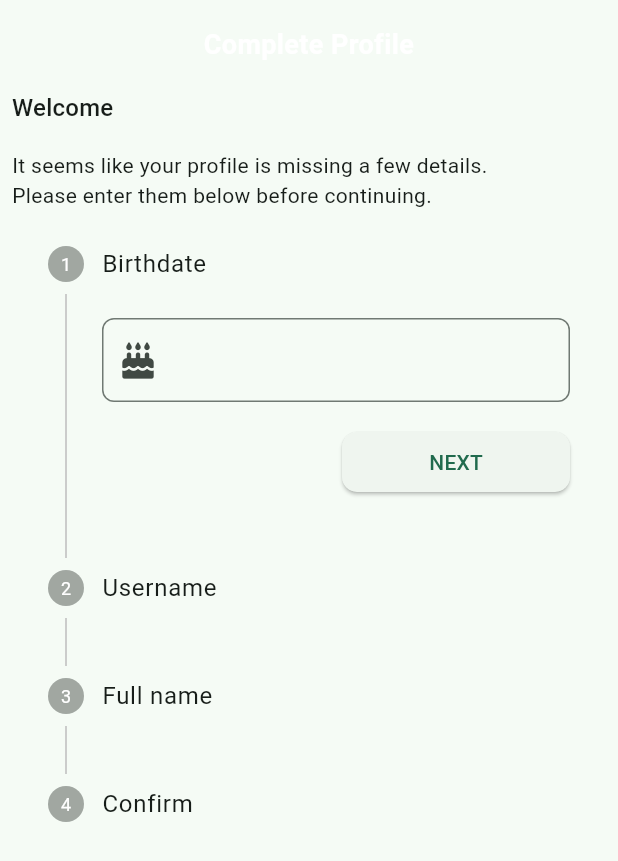
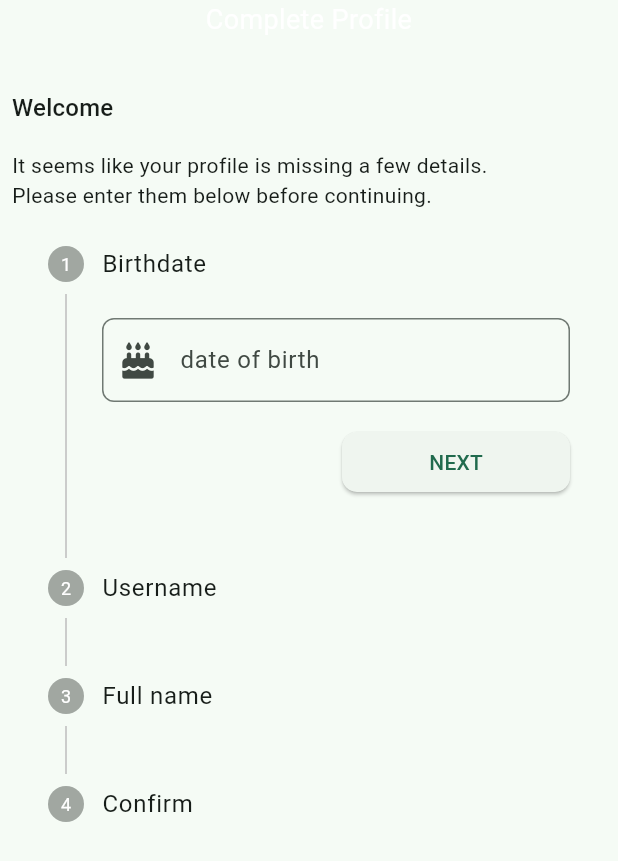
Before and after one commit to hitspot-company/hitspot, a Flutter app: the ProfileCompletionPage screen opened directly, after a tap on "NEXT", after a tap on "BACK", on a phone screen of 412 x 824 dp. Shown: the top 861 px of the screen. Run offline on Flutter 3.47's test engine with Material 3 defaults, Android fonts, the phone set to English and light mode, and no system bars; drawn by our look-alikes of auto_size_text; our stand-ins replace bloc, cloud_firestore, equatable, firebase_auth, firebase_core, flutter_bloc and 8 more; missing offline and left inert: flow_builder, flutter_config; accounts and stored records are empty; statements that could not run were skipped.

Commit message:
Change profile_completion_form to use Birthdate form input type

```diff
--- a/hitspot/lib/profile_incomplete/cubit/hs_profile_completion_cubit.dart
+++ b/hitspot/lib/profile_incomplete/cubit/hs_profile_completion_cubit.dart
@@ -13,74 +13,104 @@
   HSProfileCompletionCubit(this._hsDatabaseRepository)
       : super(const HSProfileCompletionState());
 
-  void onStepContinue() {
-    // The confirmation step
-    if (state.step != 3) {
-      emit(state.copyWith(step: state.step + 1, error: ""));
-    } else {
-      print("Confirm");
+  void onStepContinue() async {
+    try {
+      switch (state.step) {
+        case 0:
+          if (isBirthdateValid()) {
+            emit(
+                state.copyWith(step: state.step + 1, birthday: state.birthday));
+          }
+          break;
+        case 1:
+          if (await isUsernameValid()) {
+            emit(
+                state.copyWith(step: state.step + 1, username: state.username));
+          }
+          break;
+        case 2:
+          if (isFullnameValid()) {
+            emit(
+                state.copyWith(step: state.step + 1, fullname: state.fullname));
+          } else {
+            emitError("The full name is invalid");
+          }
+          break;
+        case 3:
+        default:
+          HSDebugLogger.logInfo("Default onStepContinue");
+      }
+    } catch (e) {
+      HSDebugLogger.logError(e.toString());
+      emitError(e.toString());
     }
   }
 
+  void emitError(String error) {
+    emit(state.copyWith(error: error));
+    emit(state.copyWith(error: ""));
+  }
+
+  bool isBirthdateValid() {
+    final DateTime now = DateTime.now();
+    final DateTime minimalAge = DateTime(now.year - 18, now.month, now.day);
+    // if (state.birthday.isEmpty) {
+    //   throw "Birthday cannot be empty";
+    // } else if (state.birthday.stringToDateTime().isAfter(minimalAge)) {
+    //   throw "You have to be at least 18 years old to use Hitspot";
+    // }
+    return true;
+  }
+
+  Future<bool> isUsernameValid() async {
+    final String username = state.username.value;
+    if (username.isEmpty) throw "Username cannot be empty";
+    if (state.username.displayError != null) throw "Invalid username.";
+    if (!(await _hsDatabaseRepository.isUsernameAvailable(username))) {
+      emit(state.copyWith(usernameAvailable: false));
+      throw "The username is unavailable. Try another one.";
+    }
+    return true;
+  }
+
+  bool isFullnameValid() {
+    return (state.fullname.isValid);
+  }
+
   void onStepCancel() {
-    // The first step
     if (state.step != 0) {
       emit(state.copyWith(step: state.step - 1, error: ""));
     } else {
-      print("Zero reached");
+      HSDebugLogger.logInfo("Zero reached");
     }
   }
 
   void updateStep(int newStep) => emit(state.copyWith(step: newStep));
 
   void updateUsername(String newUsername) async => emit(state.copyWith(
-      username: Username.dirty(newUsername),
-      usernameAvailable: await updateUsernameAvailable(newUsername)));
+      username: Username.dirty(newUsername), usernameAvailable: true));
 
   void updateFullname(String newFullname) =>
       emit(state.copyWith(fullname: Fullname.dirty(newFullname)));
 
-  void updateBirthday(String newBirthday) =>
+  void updateBirthday(Birthdate newBirthday) =>
       emit(state.copyWith(birthday: newBirthday));
 
-  Future<bool> updateUsernameAvailable(String newUsername) async =>
-      await _hsDatabaseRepository.isUsernameAvailable(newUsername);
-
   Future<void> completeUserProfile(HSUser currentUser) async {
-    try {
-      if (!fieldsValid()) return;
-      final HSUser updatedUser = currentUser.copyWith(
-        birthday: state.birthday.dateTimeStringToTimestamp(),
-        username: state.username.value,
-        fullName: state.fullname.value,
-        isProfileCompleted: true,
-      );
-      await _hsDatabaseRepository.completeUserProfile(updatedUser);
-      emit(state.copyWith(pageComplete: true));
-    } catch (_) {
-      HSDebugLogger.logError(_.toString());
-    }
-  }
-
-  bool fieldsValid() {
-    try {
-      final DateTime now = DateTime.now();
-      final DateTime minimalAge = DateTime(now.year - 18, now.month, now.day);
-      if (state.birthday.stringToDateTime().isBefore(minimalAge)) {
-        throw "You have to be at least 18 to use Hitspot";
-      }
-      if (!state.usernameAvailable) {
-        throw "The username is not available";
-      }
-      if (state.fullname.displayError != null) {
-        throw "The name is invalid";
-      }
-      return (true);
-    } catch (_) {
-      emit(state.copyWith(error: _.toString()));
-      emit(state.copyWith(error: ""));
-      HSDebugLogger.logError(_.toString());
-    }
-    return (false);
+    emit(state.copyWith(loading: true));
+    await Future.delayed(const Duration(seconds: 3));
+    // try {
+    //   final HSUser updatedUser = currentUser.copyWith(
+    //     birthday: state.birthday.dateTimeStringToTimestamp(),
+    //     username: state.username.value,
+    //     fullName: state.fullname.value,
+    //     isProfileCompleted: true,
+    //   );
+    //   await _hsDatabaseRepository.completeUserProfile(updatedUser);
+    //   emit(state.copyWith(pageComplete: true));
+    // } catch (_) {
+    //   HSDebugLogger.logError(_.toString());
+    // }
+    emit(state.copyWith(loading: false));
   }
 }
--- a/hitspot/lib/profile_incomplete/cubit/hs_profile_completion_state.dart
+++ b/hitspot/lib/profile_incomplete/cubit/hs_profile_completion_state.dart
@@ -6,18 +6,20 @@
     this.username = const Username.pure(),
     this.fullname = const Fullname.pure(),
     this.usernameAvailable = false,
-    this.birthday = "",
+    this.birthday = const Birthdate.pure(),
     this.pageComplete = false,
     this.error = "",
+    this.loading = false,
   });
 
   final int step;
   final Username username;
   final Fullname fullname;
   final bool usernameAvailable;
-  final String birthday;
+  final Birthdate birthday;
   final bool pageComplete;
   final String error;
+  final bool loading;
 
   @override
   List<Object?> get props => [
@@ -28,6 +30,7 @@
         usernameAvailable,
         pageComplete,
         error,
+        loading,
       ];
 
   HSProfileCompletionState copyWith({
@@ -35,9 +38,10 @@
     Username? username,
     Fullname? fullname,
     bool? usernameAvailable,
-    String? birthday,
+    Birthdate? birthday,
     bool? pageComplete,
     String? error,
+    bool? loading,
   }) {
     return HSProfileCompletionState(
       step: step ?? this.step,
@@ -47,6 +51,7 @@
       birthday: birthday ?? this.birthday,
       pageComplete: pageComplete ?? this.pageComplete,
       error: error ?? this.error,
+      loading: loading ?? this.loading,
     );
   }
 }
--- a/hitspot/lib/profile_incomplete/view/profile_completion_form.dart
+++ b/hitspot/lib/profile_incomplete/view/profile_completion_form.dart
@@ -7,16 +7,18 @@
 import 'package:hitspot/constants/hs_theme.dart';
 import 'package:hitspot/profile_incomplete/cubit/hs_profile_completion_cubit.dart';
 import 'package:hitspot/widgets/hs_button.dart';
+import 'package:hitspot/widgets/hs_loading_indicator.dart';
 import 'package:hitspot/widgets/hs_textfield.dart';
 import 'package:hs_form_inputs/hs_form_inputs.dart';
 import 'package:hs_toasts/hs_toasts.dart';
+import 'package:loading_animation_widget/loading_animation_widget.dart';
 
 class ProfileCompletionForm extends StatelessWidget {
   const ProfileCompletionForm({super.key});
 
   @override
   Widget build(BuildContext context) {
-    return BlocListener<HSProfileCompletionCubit, HSProfileCompletionState>(
+    return BlocConsumer<HSProfileCompletionCubit, HSProfileCompletionState>(
       listener: (context, state) {
         if (state.error.isNotEmpty) {
           HSToasts.snack(
@@ -33,12 +35,10 @@
               .add(HSAppUserChanged(currentUser));
         }
       },
-      child:
-          BlocSelector<HSProfileCompletionCubit, HSProfileCompletionState, int>(
-        selector: (state) => state.step,
-        builder: (context, currentStep) {
-          final profileCompletionCubit =
-              context.read<HSProfileCompletionCubit>();
+      buildWhen: (previous, current) => previous.step != current.step,
+      builder: (context, state) {
+        final int currentStep = state.step;
+        final profileCompletionCubit = context.read<HSProfileCompletionCubit>();
         return Stepper(
           currentStep: currentStep,
           onStepTapped: profileCompletionCubit.updateStep,
@@ -77,34 +77,12 @@
             ),
             Step(
               title: const Text("Confirm"),
-                  content: Align(
-                    alignment: Alignment.topLeft,
-                    child: Column(
-                      crossAxisAlignment: CrossAxisAlignment.start,
-                      children: [
-                        Text(
-                          "Your details",
-                          style:
-                              HSTheme.instance.textTheme(context).titleMedium,
+              content: _ConfirmationDetails(
+                  profileCompletionCubit: profileCompletionCubit),
             ),
-                        const Gap(16.0),
-                        Text(
-                          profileCompletionCubit.state.birthday
-                              .dateTimeToReadableString(),
-                        ),
-                        const Gap(16.0),
-                        Text(
-                          profileCompletionCubit.state.username.value,
-                        ),
-                        const Gap(16.0),
-                        Text(profileCompletionCubit.state.fullname.value),
-                      ],
-                    ),
-                  )),
           ],
         );
       },
-      ),
     );
   }
 
@@ -135,6 +113,61 @@
           ),
         ],
       ),
+    );
+  }
+
+  // VoidCallback? getNextCallback(BuildContext context, ControlsDetails details) {
+  //   switch (details.currentStep) {
+  //     case 0:
+  //       return details.onStepContinue;
+  //     case 3:
+  //       return
+  //   }
+  // }
+}
+
+class _ConfirmationDetails extends StatelessWidget {
+  const _ConfirmationDetails({
+    super.key,
+    required this.profileCompletionCubit,
+  });
+
+  final HSProfileCompletionCubit profileCompletionCubit;
+
+  @override
+  Widget build(BuildContext context) {
+    return BlocSelector<HSProfileCompletionCubit, HSProfileCompletionState,
+        bool>(
+      selector: (state) => state.loading,
+      builder: (context, loading) {
+        if (loading) {
+          return LoadingAnimationWidget.waveDots(
+              color: HSTheme.instance.mainColor, size: 64.0);
+        }
+        return Align(
+          alignment: Alignment.topLeft,
+          child: Column(
+            crossAxisAlignment: CrossAxisAlignment.start,
+            children: [
+              Text(
+                "Your details",
+                style: HSTheme.instance.textTheme(context).titleMedium,
+              ),
+              const Gap(16.0),
+              Text(
+                profileCompletionCubit.state.birthday.value,
+                // .dateTimeToReadableString(),
+              ),
+              const Gap(16.0),
+              Text(
+                profileCompletionCubit.state.username.value,
+              ),
+              const Gap(16.0),
+              Text(profileCompletionCubit.state.fullname.value),
+            ],
+          ),
+        );
+      },
     );
   }
 }
@@ -205,19 +238,19 @@
           DateTime now = DateTime.now();
           DateTime? pickedDate = await showDatePicker(
               context: context,
+              currentDate: DateTime(now.year - 18, now.month, now.day),
               firstDate: DateTime(now.year - 100, now.month, now.day),
               lastDate: DateTime(now.year - 18, now.month, now.day));
           if (pickedDate != null) {
-            profileCompletionCubit.updateBirthday(pickedDate.toString());
+            // profileCompletionCubit.updateBirthday(pickedDate.toString());
           }
         },
-        hintText: state.birthday.dateTimeToReadableString(),
+        hintText: "date of birth", // state.birthday.dateTimeToReadableString(),
       ),
     );
   }
 }
 
-// TODO: Talk about debounce to limit queries
 class _UsernameInput extends StatelessWidget {
   @override
   Widget build(BuildContext context) {
@@ -231,7 +264,7 @@
         key: const Key('ProfileCompletionForm_usernameInput_textField'),
         onChanged: context.read<HSProfileCompletionCubit>().updateUsername,
         hintText: "Username",
-        prefixIcon: Icon(state.username.error != null && !state.username.isPure
+        prefixIcon: Icon(state.username.error != null
             ? FontAwesomeIcons.exclamation
             : FontAwesomeIcons.check),
         errorText: _errorText(state),
@@ -241,7 +274,9 @@
 
   String? _errorText(HSProfileCompletionState state) {
     UsernameValidationError? error = state.username.displayError;
-    if (!state.usernameAvailable) error = UsernameValidationError.unavailable;
+    if (!state.usernameAvailable) {
+      error = UsernameValidationError.unavailable;
+    }
     if (error == null) return null;
     switch (error) {
       case UsernameValidationError.notLowerCase:
@@ -275,19 +310,3 @@
     );
   }
 }
-
-extension ProfileCompletionExtensions on String {
-  String dateTimeToReadableString() {
-    return toString().split(" ").elementAt(0);
-  }
-
-  Timestamp? dateTimeStringToTimestamp() {
-    final DateTime date = DateTime.parse(this);
-    final Timestamp ts = Timestamp.fromDate(date);
-    return (ts);
-  }
-
-  DateTime stringToDateTime() {
-    return DateTime.parse(this);
-  }
-}
--- a/hitspot/lib/widgets/hs_appbar.dart
+++ b/hitspot/lib/widgets/hs_appbar.dart
@@ -13,6 +13,7 @@
     this.maxLines = 1,
     this.fontSize = 18.0,
     this.enableDefaultBackButton = false,
+    this.titleBold = false,
   }) {
     assert(center != null || title != null,
         "Either a center widget or title should be provided.");
@@ -28,34 +29,38 @@
   final int maxLines;
   final double fontSize;
   final bool enableDefaultBackButton;
+  final bool titleBold;
 
   @override
   Widget build(BuildContext context) {
     return SizedBox(
       height: height,
-      child: Row(
-        mainAxisAlignment: MainAxisAlignment.center,
+      child: Stack(
         children: [
           if (enableDefaultBackButton)
-            IconButton(
-                onPressed: () => Navigator.pop(context),
-                icon: const Icon(FontAwesomeIcons.arrowLeft)),
-          if (left != null) left!,
+            Align(
+              alignment: Alignment.topLeft,
+              child: IconButton(
+                  onPressed: () => Navigator.pop(context),
+                  icon: const Icon(FontAwesomeIcons.arrowLeft)),
+            ),
+          if (left != null) Align(alignment: Alignment.topLeft, child: left!),
           if (center != null)
-            Expanded(child: center!)
+            Align(alignment: Alignment.topCenter, child: center!)
           else
-            Expanded(
+            Align(
+              alignment: Alignment.topCenter,
               child: AutoSizeText(
                 title!,
                 textAlign: TextAlign.center,
                 style: TextStyle(
                     color: Colors.white,
-                    fontWeight: FontWeight.bold,
+                    fontWeight: titleBold ? FontWeight.bold : FontWeight.normal,
                     fontSize: fontSize),
                 maxLines: maxLines,
               ),
             ),
-          if (right != null) right!
+          if (right != null) Align(alignment: Alignment.topRight, child: right!)
         ],
       ),
     );
--- a/hitspot/packages/hs_form_inputs/lib/hs_form_inputs.dart
+++ b/hitspot/packages/hs_form_inputs/lib/hs_form_inputs.dart
@@ -2,4 +2,5 @@
 export 'src/password.dart';
 export 'src/username.dart';
 export 'src/full_name.dart';
+export 'src/birthdate.dart';
 export 'src/confirmed_password.dart';
--- /dev/null
+++ b/hitspot/packages/hs_form_inputs/lib/src/birthdate.dart
@@ -0,0 +1,46 @@
+import 'package:cloud_firestore/cloud_firestore.dart';
+
+import 'package:formz/formz.dart';
+
+/// Validation errors for the [Birthdate] [FormzInput].
+enum BirthdateValidationError { none, empty, invalid, tooYoung }
+
+/// {@template birthdate}
+/// Form input for an Birthdate input.
+/// {@endtemplate}
+class Birthdate extends FormzInput<String, BirthdateValidationError> {
+  /// {@macro birthdate}
+  const Birthdate.pure() : super.pure('');
+
+  /// {@macro birthdate}
+  const Birthdate.dirty([super.value = '']) : super.dirty();
+
+  DateTime get dateTime => this.value.stringToDateTime();
+  String get readable => this.value.split(" ").elementAt(0);
+
+  @override
+  BirthdateValidationError? validator(String? value) {
+    if (value == null || value.isEmpty) return BirthdateValidationError.empty;
+    final DateTime date = value.stringToDateTime();
+    final DateTime now = DateTime.now();
+    final DateTime min = DateTime(now.year - 18, now.month, now.day);
+    if (date.isBefore(min)) return BirthdateValidationError.tooYoung;
+    return null;
+  }
+}
+
+extension ProfileCompletionExtensions on String {
+  String dateTimeToReadableString() {
+    return toString().split(" ").elementAt(0);
+  }
+
+  Timestamp? dateTimeStringToTimestamp() {
+    final DateTime date = DateTime.parse(this);
+    final Timestamp ts = Timestamp.fromDate(date);
+    return (ts);
+  }
+
+  DateTime stringToDateTime() {
+    return DateTime.parse(this);
+  }
+}
--- a/hitspot/packages/hs_form_inputs/lib/src/username.dart
+++ b/hitspot/packages/hs_form_inputs/lib/src/username.dart
@@ -1,7 +1,14 @@
 import 'package:formz/formz.dart';
 
 /// Validation errors for the [Username] [FormzInput].
-enum UsernameValidationError { invalid, short, long, unavailable, notLowerCase }
+enum UsernameValidationError {
+  none,
+  invalid,
+  short,
+  long,
+  unavailable,
+  notLowerCase
+}
 
 /// {@template usernmae}
 /// Form input for an username input.
--- a/hitspot/packages/hs_form_inputs/pubspec.yaml
+++ b/hitspot/packages/hs_form_inputs/pubspec.yaml
@@ -9,3 +9,4 @@
 dependencies:
   formz: ^0.7.0
   regexpattern: ^2.6.0
+  cloud_firestore: ^4.11.0
```
Also changed, not shown: hitspot/lib/home/view/home_page.dart (added, +143 -0 lines), hitspot/lib/main.dart (+2 -6 lines), hitspot/lib/widgets/hs_loading_indicator.dart (+9 -2 lines), hitspot/lib/home/view/home_view.dart (added), hitspot/packages/hs_form_inputs/pubspec.lock. Lines whose indentation alone changed are shown as unchanged.
